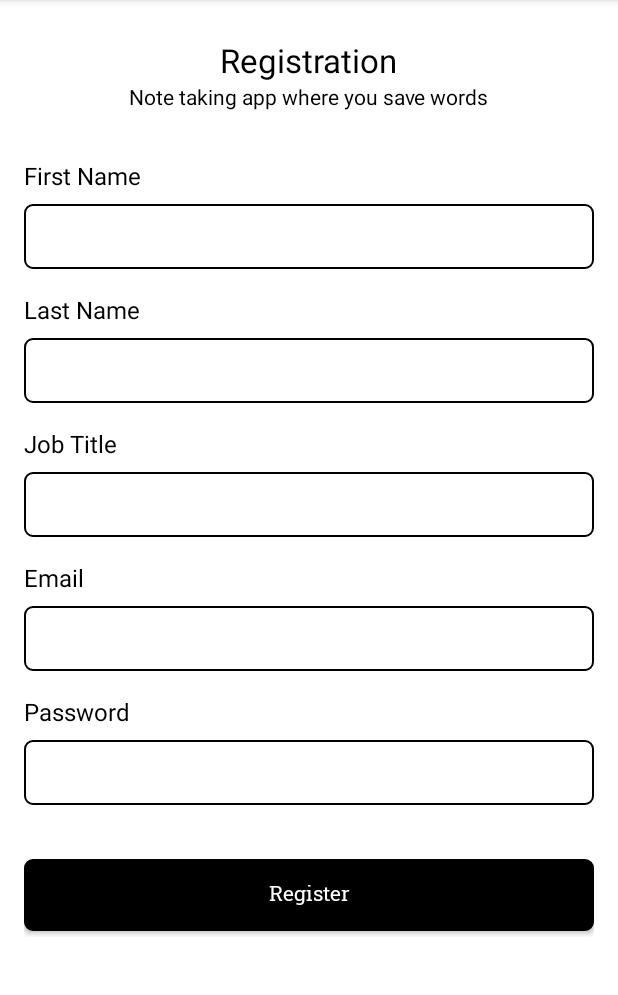
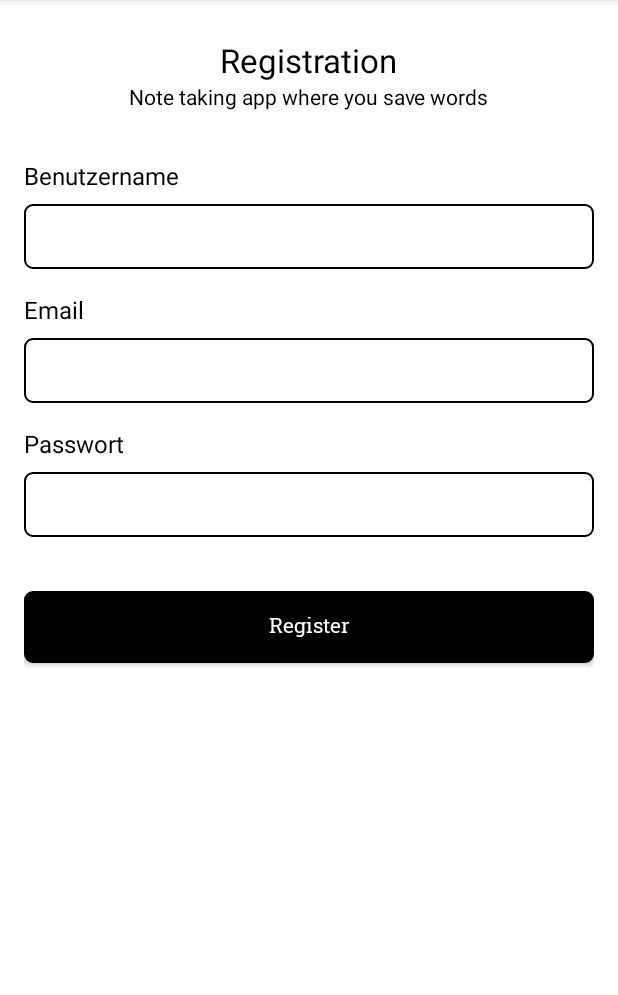
Before and after one commit to NicoB-Code/LearnAhead, an Android app: the RegisterFragment screen opened through its navigation route, after a tap on "Register", on a phone screen of 412 x 824 dp, the part 84-1079 px from its top. Run offline under Robolectric (Android 15) with nearby library versions, the phone set to English and light mode, and no system bars; our stand-ins replace Dagger/Hilt's generated code, Firebase (no records; nobody signed in at launch, a user with empty details on screens opened directly).

Commit message:
Refactoring User Object

```diff
--- a/app/src/main/java/com/example/learnahead_prototyp/Data/Model/User.kt
+++ b/app/src/main/java/com/example/learnahead_prototyp/Data/Model/User.kt
@@ -1,4 +1,7 @@
 package com.example.learnahead_prototyp.Data.Model
+
+import com.google.firebase.firestore.ServerTimestamp
+import java.util.Date
 
 /**
  * Eine Datenklasse, die einen Benutzer in der App darstellt.
@@ -10,8 +13,10 @@ package com.example.learnahead_prototyp.Data.Model
  */
 data class User(
     var id: String = "",
-    val first_name: String = "",
-    val last_name: String = "",
-    val job_title: String = "",
+    val username: String = "",
+    val currentPoints: Int = 0,
+    val learningStreak: Int = 0,
     val email: String = "",
+    @ServerTimestamp
+    val registerDate: Date = Date()
 )
--- a/app/src/main/java/com/example/learnahead_prototyp/UI/Auth/RegisterFragment.kt
+++ b/app/src/main/java/com/example/learnahead_prototyp/UI/Auth/RegisterFragment.kt
@@ -107,9 +107,7 @@ class RegisterFragment : Fragment() {
     fun getUserObj(): User {
         return User(
             id = "",
-            first_name = binding.firstNameEt.text.toString(),
-            last_name = binding.lastNameEt.text.toString(),
-            job_title = binding.jobTitleEt.text.toString(),
+            username = binding.userNameEt.text.toString(),
             email = binding.emailEt.text.toString(),
         )
     }
@@ -123,19 +121,9 @@ class RegisterFragment : Fragment() {
     fun validation(): Boolean {
         var isValid = true
 
-        if (binding.firstNameEt.text.isNullOrEmpty()) {
+        if (binding.userNameEt.text.isNullOrEmpty()) {
             isValid = false
             toast(getString(R.string.enter_first_name))
-        }
-
-        if (binding.lastNameEt.text.isNullOrEmpty()) {
-            isValid = false
-            toast(getString(R.string.enter_last_name))
-        }
-
-        if (binding.jobTitleEt.text.isNullOrEmpty()) {
-            isValid = false
-            toast(getString(R.string.enter_job_title))
         }
 
         if (binding.emailEt.text.isNullOrEmpty()) {
--- a/app/src/main/res/layout/fragment_register.xml
+++ b/app/src/main/res/layout/fragment_register.xml
@@ -32,20 +32,20 @@
         tools:ignore="TextSizeCheck" />
 
     <TextView
-        android:id="@+id/first_name_label"
+        android:id="@+id/user_name_label"
         android:layout_width="wrap_content"
         android:layout_height="wrap_content"
         android:layout_marginStart="16dp"
         android:layout_marginTop="32dp"
         android:fontFamily="@font/hanuman"
-        android:text="First Name"
+        android:text="Benutzername"
         android:textColor="@color/black"
         android:textSize="16dp"
         app:layout_constraintStart_toStartOf="parent"
         app:layout_constraintTop_toBottomOf="@+id/headline" />
 
     <EditText
-        android:id="@+id/first_name_et"
+        android:id="@+id/user_name_et"
         android:layout_width="0dp"
         android:layout_height="wrap_content"
         android:layout_marginStart="16dp"
@@ -62,73 +62,7 @@
         app:layout_constraintEnd_toEndOf="parent"
         app:layout_constraintHorizontal_bias="0.0"
         app:layout_constraintStart_toStartOf="parent"
-        app:layout_constraintTop_toBottomOf="@+id/first_name_label" />
-
-    <TextView
-        android:id="@+id/last_name_label"
-        android:layout_width="wrap_content"
-        android:layout_height="wrap_content"
-        android:layout_marginStart="16dp"
-        android:layout_marginTop="16dp"
-        android:fontFamily="@font/hanuman"
-        android:text="Last Name"
-        android:textColor="@color/black"
-        android:textSize="16dp"
-        app:layout_constraintStart_toStartOf="parent"
-        app:layout_constraintTop_toBottomOf="@+id/first_name_et" />
-
-    <EditText
-        android:id="@+id/last_name_et"
-        android:layout_width="0dp"
-        android:layout_height="wrap_content"
-        android:layout_marginStart="16dp"
-        android:layout_marginLeft="16dp"
-        android:layout_marginTop="8dp"
-        android:layout_marginEnd="16dp"
-        android:layout_marginRight="16dp"
-        android:background="@drawable/black_white_rect_bg"
-        android:ems="10"
-        android:fontFamily="@font/hanuman"
-        android:inputType="textPersonName"
-        android:textColor="@color/black"
-        android:textSize="14dp"
-        app:layout_constraintEnd_toEndOf="parent"
-        app:layout_constraintHorizontal_bias="0.0"
-        app:layout_constraintStart_toStartOf="parent"
-        app:layout_constraintTop_toBottomOf="@+id/last_name_label" />
-
-    <TextView
-        android:id="@+id/job_title_label"
-        android:layout_width="wrap_content"
-        android:layout_height="wrap_content"
-        android:layout_marginStart="16dp"
-        android:layout_marginTop="16dp"
-        android:fontFamily="@font/hanuman"
-        android:text="Job Title"
-        android:textColor="@color/black"
-        android:textSize="16dp"
-        app:layout_constraintStart_toStartOf="parent"
-        app:layout_constraintTop_toBottomOf="@+id/last_name_et" />
-
-    <EditText
-        android:id="@+id/job_title_et"
-        android:layout_width="0dp"
-        android:layout_height="wrap_content"
-        android:layout_marginStart="16dp"
-        android:layout_marginLeft="16dp"
-        android:layout_marginTop="8dp"
-        android:layout_marginEnd="16dp"
-        android:layout_marginRight="16dp"
-        android:background="@drawable/black_white_rect_bg"
-        android:ems="10"
-        android:fontFamily="@font/hanuman"
-        android:inputType="textPersonName"
-        android:textColor="@color/black"
-        android:textSize="14dp"
-        app:layout_constraintEnd_toEndOf="parent"
-        app:layout_constraintHorizontal_bias="0.0"
-        app:layout_constraintStart_toStartOf="parent"
-        app:layout_constraintTop_toBottomOf="@+id/job_title_label" />
+        app:layout_constraintTop_toBottomOf="@+id/user_name_label" />
 
     <TextView
         android:id="@+id/email_label"
@@ -141,7 +75,7 @@
         android:textColor="@color/black"
         android:textSize="16dp"
         app:layout_constraintStart_toStartOf="parent"
-        app:layout_constraintTop_toBottomOf="@+id/job_title_et" />
+        app:layout_constraintTop_toBottomOf="@+id/user_name_et" />
 
     <EditText
         android:id="@+id/email_et"
@@ -169,7 +103,7 @@
         android:layout_height="wrap_content"
         android:layout_marginTop="16dp"
         android:fontFamily="@font/hanuman"
-        android:text="Password"
+        android:text="Passwort"
         android:textColor="@color/black"
         android:textSize="16dp"
         app:layout_constraintEnd_toEndOf="@+id/email_et"
```
